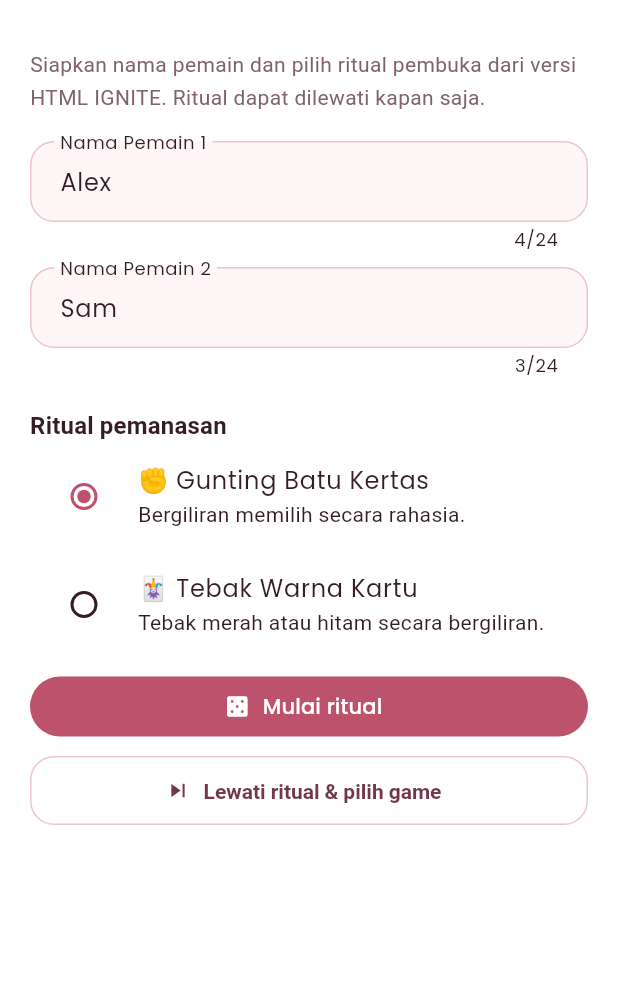
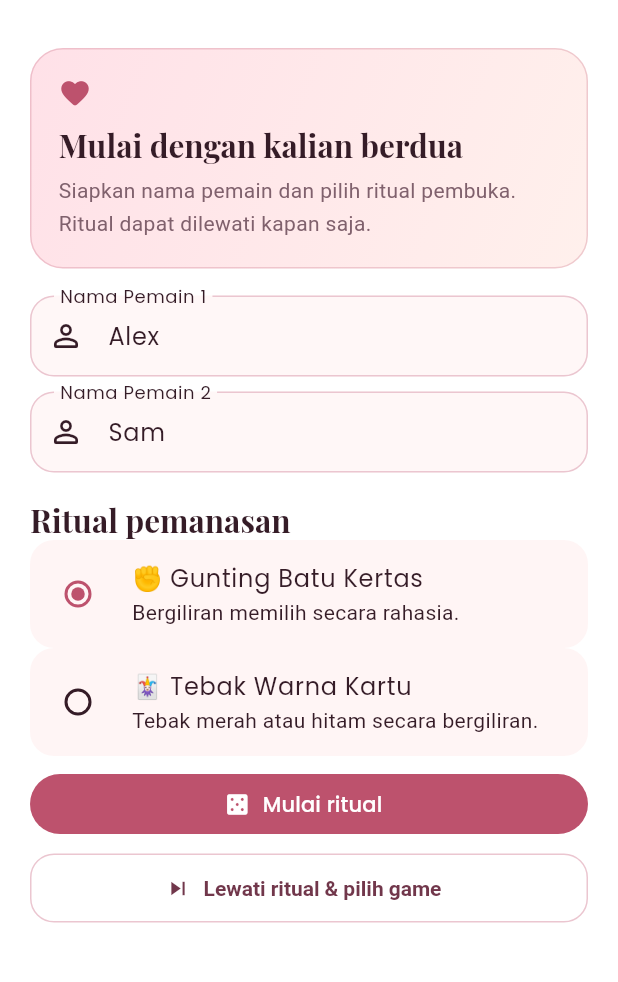
Before and after one commit to itsnotdeon/ignitecougames, a Flutter app: the HtmlSessionSetupScreen screen opened directly, on a phone screen of 412 x 824 dp, the part 66-1048 px from its top. Run offline on Flutter 3.47's test engine with Material 3 defaults, Android fonts, the phone set to English and light mode, and no system bars; our stand-ins replace google_fonts, shared_preferences; accounts and stored records are empty.

Commit message:
Polish IGNITE session setup and opening ritual selection UI

```diff
--- a/lib/screens/home/html_session_setup_screen.dart
+++ b/lib/screens/home/html_session_setup_screen.dart
@@ -71,10 +71,35 @@ class _HtmlSessionSetupScreenState extends State<HtmlSessionSetupScreen> {
       body: ListView(
         padding: const EdgeInsets.all(20),
         children: [
-          Text(
-            'Siapkan nama pemain dan pilih ritual pembuka dari versi HTML IGNITE. '
-            'Ritual dapat dilewati kapan saja.',
-            style: TextStyle(color: muted, height: 1.5),
+          Container(
+            padding: const EdgeInsets.all(18),
+            decoration: BoxDecoration(
+              gradient: LinearGradient(
+                begin: Alignment.topLeft,
+                end: Alignment.bottomRight,
+                colors: dark
+                    ? const [Color(0xFF382033), Color(0xFF211426)]
+                    : const [Color(0xFFFFE1E8), Color(0xFFFFF0EC)],
+              ),
+              borderRadius: BorderRadius.circular(22),
+              border: Border.all(color: primary.withValues(alpha: 0.24)),
+            ),
+            child: Column(
+              crossAxisAlignment: CrossAxisAlignment.start,
+              children: [
+                Icon(Icons.favorite_rounded, color: primary, size: 22),
+                const SizedBox(height: 10),
+                Text(
+                  'Mulai dengan kalian berdua',
+                  style: Theme.of(context).textTheme.titleLarge,
+                ),
+                const SizedBox(height: 6),
+                Text(
+                  'Siapkan nama pemain dan pilih ritual pembuka. Ritual dapat dilewati kapan saja.',
+                  style: TextStyle(color: muted, height: 1.5),
+                ),
+              ],
+            ),
           ),
           const SizedBox(height: 18),
           TextField(
@@ -83,7 +108,8 @@ class _HtmlSessionSetupScreenState extends State<HtmlSessionSetupScreen> {
             enabled: !_started,
             decoration: const InputDecoration(
               labelText: 'Nama Pemain 1',
-              border: OutlineInputBorder(),
+              prefixIcon: Icon(Icons.person_outline_rounded),
+              counterText: '',
             ),
           ),
           const SizedBox(height: 10),
@@ -93,18 +119,20 @@ class _HtmlSessionSetupScreenState extends State<HtmlSessionSetupScreen> {
             enabled: !_started,
             decoration: const InputDecoration(
               labelText: 'Nama Pemain 2',
-              border: OutlineInputBorder(),
+              prefixIcon: Icon(Icons.person_outline_rounded),
+              counterText: '',
             ),
           ),
           const SizedBox(height: 18),
           Text(
             'Ritual pemanasan',
-            style: Theme.of(context)
-                .textTheme
-                .titleMedium
-                ?.copyWith(fontWeight: FontWeight.bold),
+            style: Theme.of(context).textTheme.titleLarge,
           ),
           RadioListTile<String>(
+            shape: RoundedRectangleBorder(borderRadius: BorderRadius.circular(16)),
+            tileColor: (dark ? AppColors.darkCard : AppColors.normalCard),
+            activeColor: primary,
+            contentPadding: const EdgeInsets.symmetric(horizontal: 12),
             value: 'Gunting Batu Kertas',
             groupValue: _ritual,
             onChanged: _started
@@ -114,6 +142,10 @@ class _HtmlSessionSetupScreenState extends State<HtmlSessionSetupScreen> {
             subtitle: const Text('Bergiliran memilih secara rahasia.'),
           ),
           RadioListTile<String>(
+            shape: RoundedRectangleBorder(borderRadius: BorderRadius.circular(16)),
+            tileColor: (dark ? AppColors.darkCard : AppColors.normalCard),
+            activeColor: primary,
+            contentPadding: const EdgeInsets.symmetric(horizontal: 12),
             value: 'Tebak Warna Kartu',
             groupValue: _ritual,
             onChanged: _started
```
